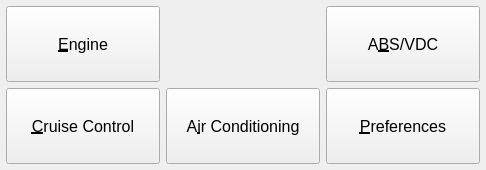
Old version of the form ui/small/FreeSSM.ui in the repository msatoh/Free-SSM-for-my-GDB.
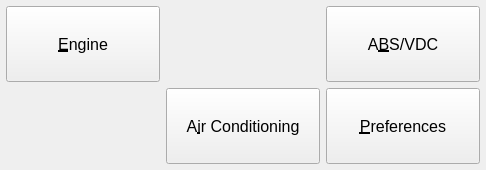
New version of the form. Icons and pictures are not drawn.

Patch:
```diff
--- a/ui/small/FreeSSM.ui
+++ b/ui/small/FreeSSM.ui
@@ -202,42 +202,6 @@
         </property>
        </widget>
       </item>
-      <item row="1" column="0">
-       <widget class="QPushButton" name="cruisecontrol_pushButton">
-        <property name="enabled">
-         <bool>true</bool>
-        </property>
-        <property name="sizePolicy">
-         <sizepolicy hsizetype="Expanding" vsizetype="Expanding">
-          <horstretch>0</horstretch>
-          <verstretch>0</verstretch>
-         </sizepolicy>
-        </property>
-        <property name="font">
-         <font>
-          <pointsize>12</pointsize>
-          <weight>50</weight>
-          <bold>false</bold>
-         </font>
-        </property>
-        <property name="cursor">
-         <cursorShape>PointingHandCursor</cursorShape>
-        </property>
-        <property name="text">
-         <string>&amp;Cruise Control</string>
-        </property>
-        <property name="icon">
-         <iconset resource="../../resources/FreeSSM.qrc">
-          <normaloff>:/icons/freessm/64x64/CruiseControl.png</normaloff>:/icons/freessm/64x64/CruiseControl.png</iconset>
-        </property>
-        <property name="iconSize">
-         <size>
-          <width>32</width>
-          <height>32</height>
-         </size>
-        </property>
-       </widget>
-      </item>
      </layout>
     </item>
    </layout>
```
